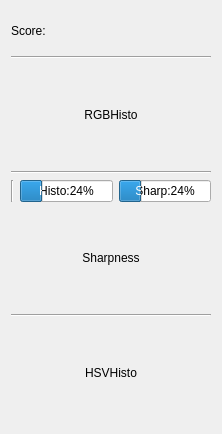
Old version of the form ui/imageinfowidget.ui in the repository athoune/Ema.
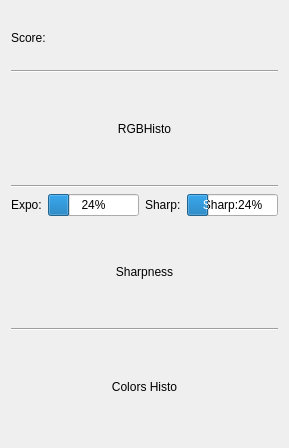
New version of the form. Icons and pictures are not drawn.

Commit message: Added icon for mac Changes display for imageinfowidget for Mac

The edit to the form file:
```diff
--- a/ui/imageinfowidget.ui
+++ b/ui/imageinfowidget.ui
@@ -6,8 +6,8 @@
    <rect>
     <x>0</x>
     <y>0</y>
-    <width>222</width>
-    <height>434</height>
+    <width>239</width>
+    <height>448</height>
    </rect>
   </property>
   <property name="windowTitle">
@@ -149,9 +149,9 @@
    <item>
     <layout class="QHBoxLayout" name="horizontalLayout_2">
      <item>
-      <widget class="Line" name="line_4">
-       <property name="orientation">
-        <enum>Qt::Vertical</enum>
+      <widget class="QLabel" name="label_2">
+       <property name="text">
+        <string>Expo:</string>
        </property>
       </widget>
      </item>
@@ -161,7 +161,14 @@
         <number>24</number>
        </property>
        <property name="format">
-        <string>Histo:%p%</string>
+        <string>%p%</string>
+       </property>
+      </widget>
+     </item>
+     <item>
+      <widget class="QLabel" name="label_3">
+       <property name="text">
+        <string>Sharp:</string>
        </property>
       </widget>
      </item>
@@ -224,7 +231,7 @@
       </size>
      </property>
      <property name="text">
-      <string>HSVHisto</string>
+      <string>Colors Histo</string>
      </property>
      <property name="alignment">
       <set>Qt::AlignCenter</set>
```
Left out of the diff: 6 changed lines with no effect on the pictures. The commit also changes 8 other files.
